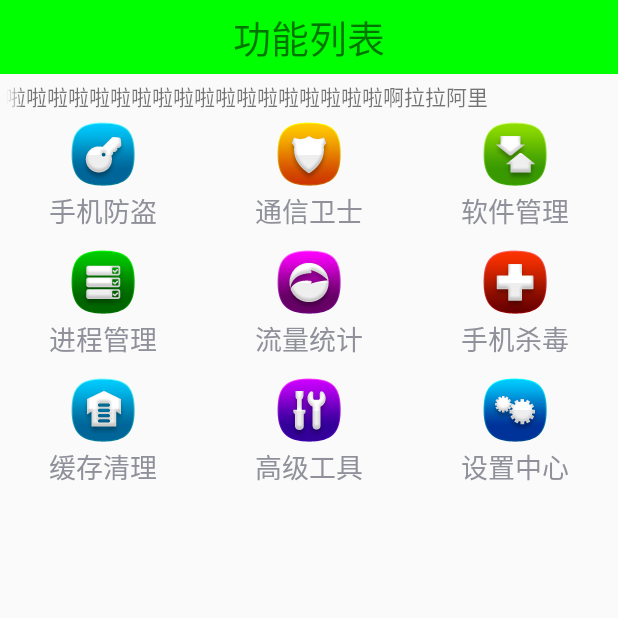
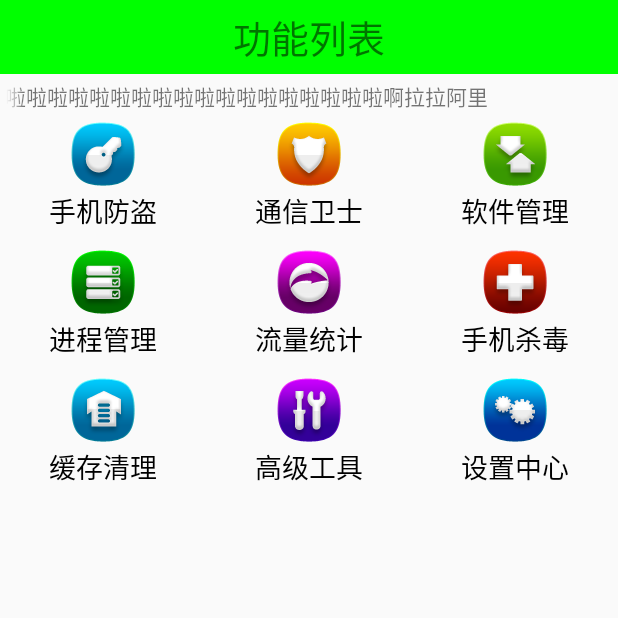
Before and after one commit to anwangwang/MobileSecurityGuards, an Android app: the screen it shows after launch (HomeActivity), on a phone screen of 412 x 824 dp, the top half of it. Run offline under Robolectric (Android 15) with nearby library versions, the phone set to English and light mode, and no system bars; libraries missing offline, so code that uses them is left out: org.xutils.common, org.xutils.http, org.xutils.x.

Commit message:
1.九宫格模块名称颜色修改

```diff
--- a/app/src/main/res/layout/gridview_item.xml
+++ b/app/src/main/res/layout/gridview_item.xml
@@ -16,6 +16,7 @@
         android:layout_width="wrap_content"
         android:layout_height="wrap_content"
         android:text="模块名称"
+        android:textColor="#000"
         android:textSize="18sp" />
 
 </LinearLayout>
```
